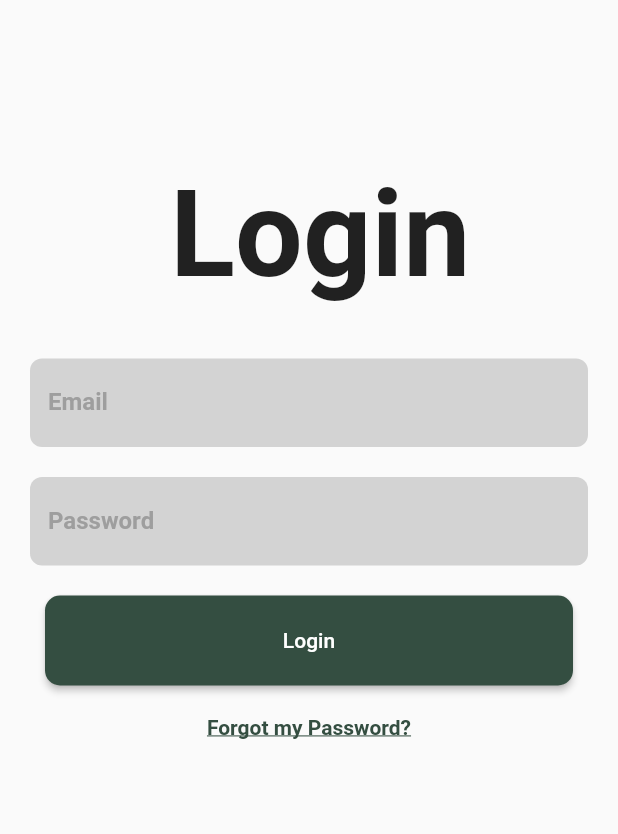
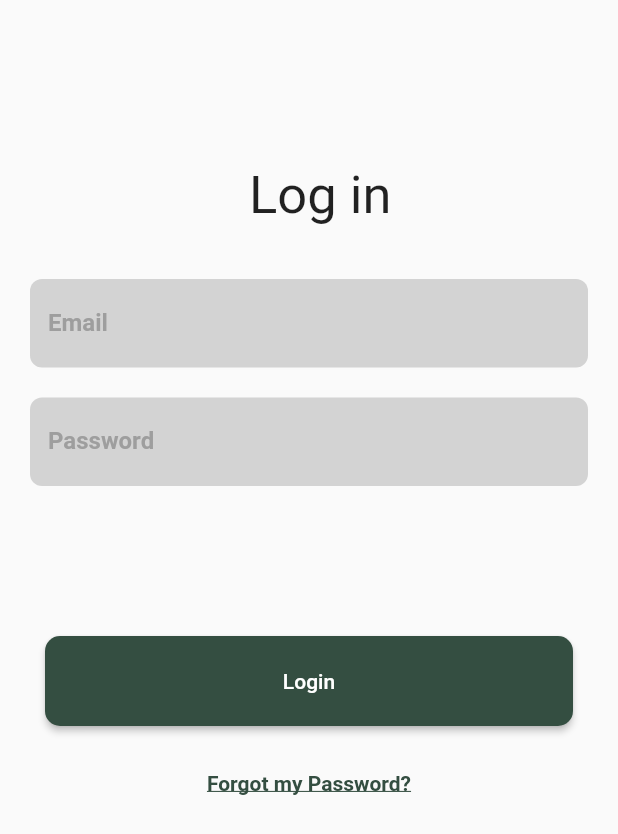
Before and after one commit to YosrGamal/MyPlant-Application, a Flutter app: the screen it shows after launch, on a phone screen of 412 x 824 dp. Shown: the top 834 px of the screen. Run offline on Flutter 3.47's test engine with Material 2 defaults, Android fonts, the phone set to English and light mode, and no system bars; Roboto replaces fonts that are missing (Montserrat).

Commit message:
editing login

```diff
--- a/lib/widgets/screens/login.dart
+++ b/lib/widgets/screens/login.dart
@@ -21,9 +21,9 @@ class _LoginState extends State<Login> {
           children: <Widget>[
             Container(
               padding: EdgeInsets.fromLTRB(15.0, 110.0, 0.0, 0.0),
-              child: Text('Login',
+              child: Text('Log in',
                   style:
-                      TextStyle(fontSize: 80.0, fontWeight: FontWeight.bold)),
+                      TextStyle(fontSize: 35.0, fontWeight: FontWeight.normal)),
             )
           ],
         ),
@@ -70,7 +70,7 @@ class _LoginState extends State<Login> {
                       focusedBorder: UnderlineInputBorder(
                           borderSide: BorderSide(color: Colors.grey))),
                 ),
-                SizedBox(height: 20.0),
+                SizedBox(height: 100.0),
 
                 Container(
                   padding: EdgeInsets.only(left: 10, right: 10),
@@ -89,7 +89,7 @@ class _LoginState extends State<Login> {
                     child: Text('Login'),
                   ),
                 ),
-                SizedBox(height: 20.0),
+                SizedBox(height: 30.0),
                 Center(
                   child: InkWell(
                     child: Text(
```
